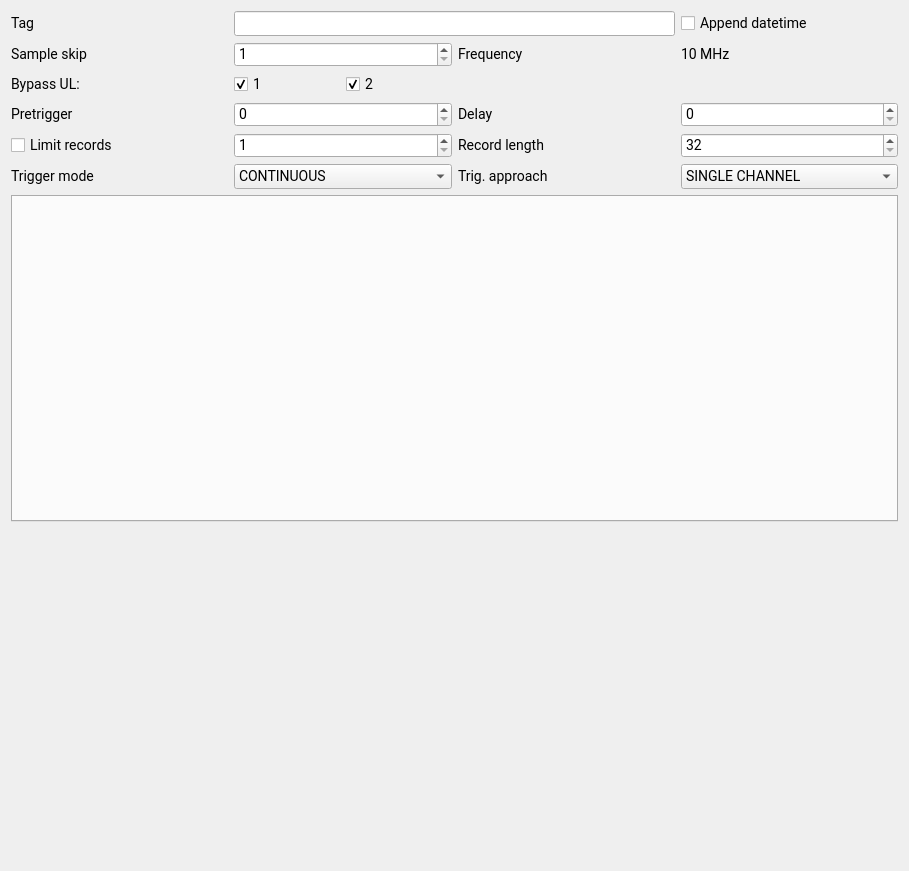
Above: AcquisitionSettingsSidePanel.ui from sevenreek/qtadqscope before the change. Below: the same form after it.
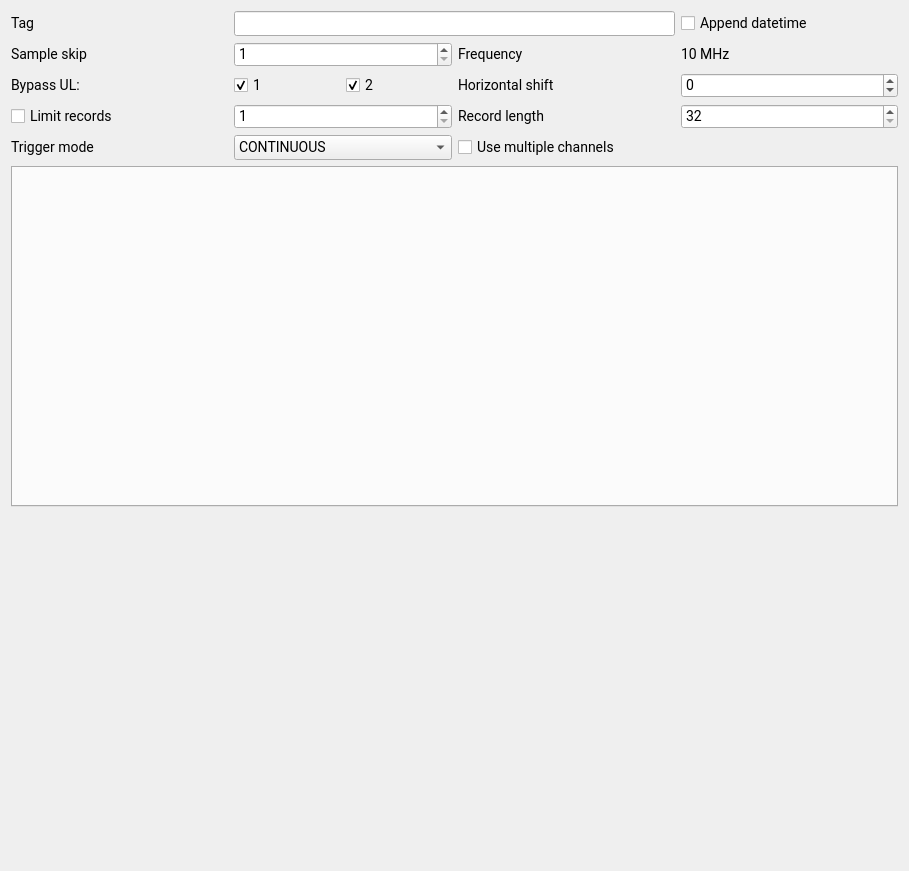
That is the form after the change. Custom widgets are drawn as their Qt base class.

What changed in the file:
```diff
--- a/AcquisitionSettingsSidePanel.ui
+++ b/AcquisitionSettingsSidePanel.ui
@@ -105,40 +105,6 @@
                     </item>
                 </layout>
             </item>
-            <item row="3" column="0">
-                <widget class="QLabel" name="labelPretrigger">
-                    <property name="text">
-                        <string>Pretrigger</string>
-                    </property>
-                </widget>
-            </item>
-            <item row="3" column="1">
-                <widget class="QSpinBox" name="pretrigger">
-                    <property name="maximum">
-                        <number>32767</number>
-                    </property>
-                    <property name="singleStep">
-                        <number>4</number>
-                    </property>
-                </widget>
-            </item>
-            <item row="3" column="2">
-                <widget class="QLabel" name="labelDelay">
-                    <property name="text">
-                        <string>Delay</string>
-                    </property>
-                </widget>
-            </item>
-            <item row="3" column="3">
-                <widget class="QSpinBox" name="delay">
-                    <property name="maximum">
-                        <number>32767</number>
-                    </property>
-                    <property name="singleStep">
-                        <number>4</number>
-                    </property>
-                </widget>
-            </item>
             <item row="4" column="0">
                 <widget class="QCheckBox" name="limitRecords">
                     <property name="text">
@@ -212,27 +178,6 @@
                     </item>
                 </widget>
             </item>
-            <item row="5" column="2">
-                <widget class="QLabel" name="labelTriggerApproach">
-                    <property name="text">
-                        <string>Trig. approach</string>
-                    </property>
-                </widget>
-            </item>
-            <item row="5" column="3">
-                <widget class="QComboBox" name="triggeringApproach">
-                    <item>
-                        <property name="text">
-                            <string>SINGLE CHANNEL</string>
-                        </property>
-                    </item>
-                    <item>
-                        <property name="text">
-                            <string>INDIVIDUAL</string>
-                        </property>
-                    </item>
-                </widget>
-            </item>
             <item row="6" column="0" colspan="4">
                 <widget class="QTabWidget" name="channelTabs">
                     <property name="currentIndex">
@@ -266,6 +211,33 @@
                     </property>
                 </spacer>
             </item>
+   <item row="2" column="2">
+    <widget class="QLabel" name="labelPretrigger">
+     <property name="text">
+      <string>Horizontal shift</string>
+     </property>
+    </widget>
+   </item>
+   <item row="2" column="3">
+    <widget class="QSpinBox" name="horizontalShift">
+     <property name="minimum">
+      <number>-32767</number>
+     </property>
+     <property name="maximum">
+      <number>32767</number>
+     </property>
+     <property name="singleStep">
+      <number>4</number>
+     </property>
+    </widget>
+   </item>
+   <item row="5" column="2" colspan="2">
+    <widget class="QCheckBox" name="useMultipleChannels">
+     <property name="text">
+      <string>Use multiple channels</string>
+     </property>
+    </widget>
+   </item>
         </layout>
     </widget>
     <customwidgets>
```
Left out of the diff: 8 changed lines with no effect on the pictures. Lines whose indentation alone changed are shown as unchanged.
